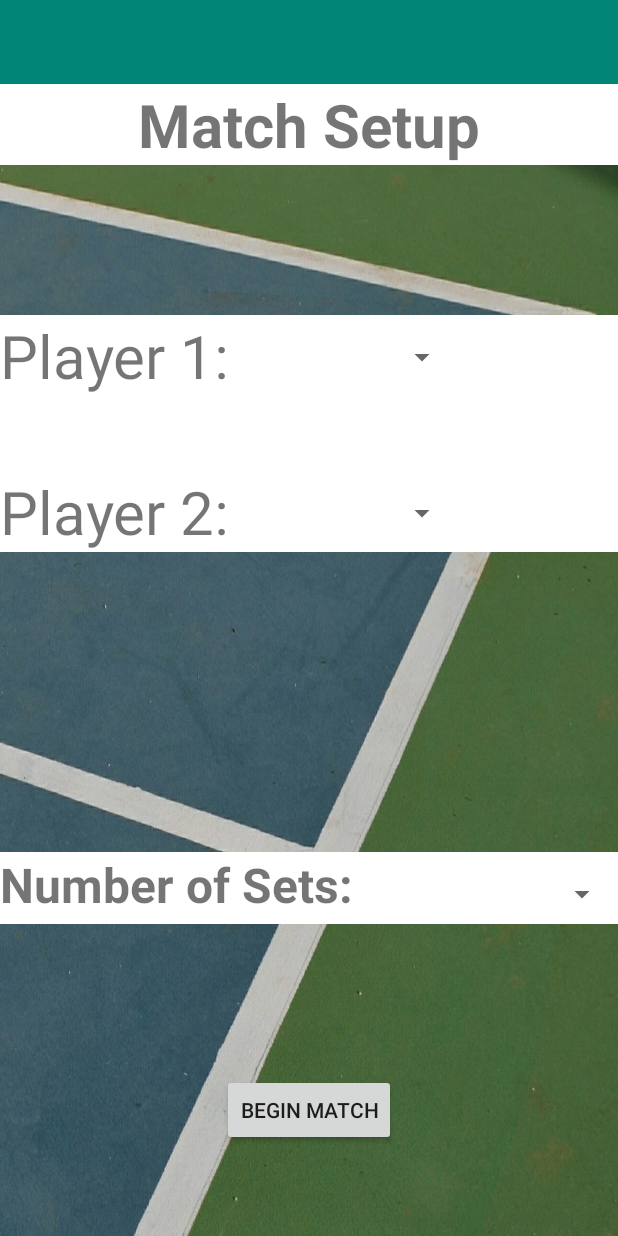
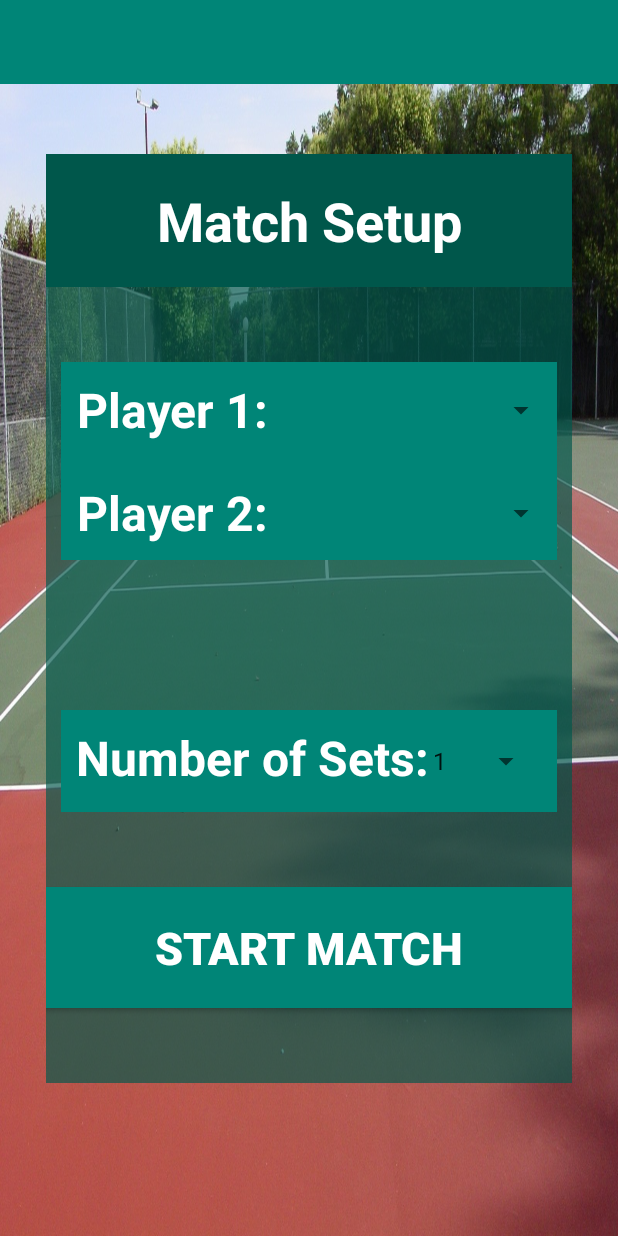
Before and after one commit to pzhang24/TennisScoreTracker, an Android app: the MatchPlayerSelectActivity screen opened directly, with no data from a screen before it, on a phone screen of 412 x 824 dp. Run offline under Robolectric (Android 15) with nearby library versions, the phone set to English and light mode, and no system bars.

Commit message:
Designed Portrait Mode UI for ActivityMatchPlayerSelect

```diff
--- a/app/src/main/java/com/example/tennisscoretracker/match/MatchScoreTrackerActivity.java
+++ b/app/src/main/java/com/example/tennisscoretracker/match/MatchScoreTrackerActivity.java
@@ -160,6 +160,11 @@ public class MatchScoreTrackerActivity extends AppCompatActivity implements Play
         configurePlayerActionFragments();
 
 
+    }
+
+    @Override
+    public void onBackPressed() {
+        displayUnsavedQuitDialog();
     }
 
     //--------------------------------------------------------------//
@@ -467,6 +472,30 @@ public class MatchScoreTrackerActivity extends AppCompatActivity implements Play
 
     }
 
+    private void displayUnsavedQuitDialog() {
+        String returnMessage = "Return To Main Menu? All Match Data Will Be Lost!";
+        AlertDialog.Builder builder = new AlertDialog.Builder(this);
+        builder.setMessage(returnMessage)
+                .setCancelable(true)
+                .setPositiveButton("Return To Main Menu", new DialogInterface.OnClickListener() {
+                    @Override
+                    public void onClick(DialogInterface dialog, int which) {
+                        //Go back to main activity
+                        Intent intent = new Intent(MatchScoreTrackerActivity.this, MainActivity.class);
+                        intent.addFlags(Intent.FLAG_ACTIVITY_CLEAR_TOP);
+                        startActivity(intent);
+                    }
+                }).setNegativeButton("Cancel", new DialogInterface.OnClickListener() {
+            @Override
+            public void onClick(DialogInterface dialog, int which) {
+                dialog.cancel();
+            }
+        });
+
+        AlertDialog alertDialog = builder.create();
+        alertDialog.show();
+    }
+
 
 
     /**
@@ -645,7 +674,7 @@ public class MatchScoreTrackerActivity extends AppCompatActivity implements Play
         AlertDialog.Builder builder = new AlertDialog.Builder(this);
         builder.setMessage(resultMessage.toString())
                 .setCancelable(false)
-                .setPositiveButton("Return to Main Menu", new DialogInterface.OnClickListener() {
+                .setPositiveButton("Return To Main Menu", new DialogInterface.OnClickListener() {
                     @Override
                     public void onClick(DialogInterface dialog, int which) {
                         //Go back to main activity
--- a/app/src/main/res/layout/activity_match_player_select.xml
+++ b/app/src/main/res/layout/activity_match_player_select.xml
@@ -4,55 +4,71 @@
     xmlns:tools="http://schemas.android.com/tools"
     android:layout_width="match_parent"
     android:layout_height="match_parent"
-    android:background="@drawable/aleksandar_kyng_tenniscourtphoto"
+    android:background="@drawable/cool_tenniscourtphoto"
     tools:context=".match_setup.MatchPlayerSelectActivity">
 
     <include
         android:id="@+id/toolbar_match_player_select"
-        layout="@layout/toolbar_main"/>
+        layout="@layout/toolbar_main" />
+
+    <LinearLayout
+        style="@style/Layout_BackgroundStyle"
+        android:layout_width="0dp"
+        android:layout_height="wrap_content"
+        app:layout_constraintWidth_percent="0.85"
+        android:orientation="vertical"
+        app:layout_constraintBottom_toBottomOf="parent"
+        app:layout_constraintEnd_toEndOf="parent"
+        app:layout_constraintStart_toStartOf="parent"
+        app:layout_constraintTop_toTopOf="parent">
+
 
         <TextView
             android:id="@+id/activity_match_player_select_SELECT_TEXTVIEW"
-        android:background="#FFFFFF"
             android:layout_width="match_parent"
             android:layout_height="wrap_content"
-        app:layout_constraintTop_toBottomOf="@id/toolbar_match_player_select"
+            style="@style/NonMainActivityTitle_TextView"
             android:text="@string/match_player_select_HEADING_TEXTVIEW"
-        android:textSize="40sp"
-        android:textAlignment="center"
-        android:textStyle="bold"
-        />
+            app:layout_constraintTop_toBottomOf="@id/toolbar_match_player_select" />
 
         <FrameLayout
+            android:id="@+id/fragment_player_select_CONTAINER1"
             android:layout_width="match_parent"
             android:layout_height="wrap_content"
-        app:layout_constraintTop_toBottomOf="@id/activity_match_player_select_SELECT_TEXTVIEW"
-        android:layout_marginTop="100dp"
-        android:id="@+id/fragment_player_select_CONTAINER1"/>
+            android:layout_marginTop="50dp"
+            android:layout_marginLeft="10dp"
+            android:layout_marginRight="10dp"
+            app:layout_constraintTop_toBottomOf="@id/activity_match_player_select_SELECT_TEXTVIEW" />
 
         <FrameLayout
+            android:id="@+id/fragment_player_select_CONTAINER2"
             android:layout_width="match_parent"
             android:layout_height="wrap_content"
-        app:layout_constraintTop_toBottomOf="@id/fragment_player_select_CONTAINER1"
-        android:layout_marginTop="100dp"
-        android:id="@+id/fragment_player_select_CONTAINER2"/>
+            android:layout_marginTop="50dp"
+            android:layout_marginLeft="10dp"
+            android:layout_marginRight="10dp"
+            app:layout_constraintTop_toBottomOf="@id/fragment_player_select_CONTAINER1" />
 
         <FrameLayout
+            android:id="@+id/fragment_player_select_CONTAINER_SETS"
             android:layout_width="match_parent"
             android:layout_height="wrap_content"
-        app:layout_constraintTop_toBottomOf="@id/fragment_player_select_CONTAINER2"
-        android:layout_marginTop="100dp"
-        android:id="@+id/fragment_player_select_CONTAINER_SETS"/>
+            android:layout_marginTop="50dp"
+            android:layout_marginLeft="10dp"
+            android:layout_marginRight="10dp"
+            app:layout_constraintTop_toBottomOf="@id/fragment_player_select_CONTAINER2" />
 
         <Button
-        android:layout_width="wrap_content"
+            android:id="@+id/activity_match_player_select_BEGIN_MATCH_BUTTON"
+            android:layout_width="500dp"
             android:layout_height="wrap_content"
-        app:layout_constraintTop_toBottomOf="@id/fragment_player_select_CONTAINER_SETS"
-        app:layout_constraintStart_toStartOf="parent"
-        app:layout_constraintEnd_toEndOf="parent"
-        android:layout_marginTop="100dp"
+            android:layout_marginTop="50dp"
+            android:layout_marginBottom="50dp"
             android:text="@string/activity_match_player_select_BUTTON_BEGIN_MATCH"
-        android:id="@+id/activity_match_player_select_BEGIN_MATCH_BUTTON"
-        />
+            android:layout_gravity="center"
+            style="@style/ActivityMatchPlayerSelect_Button"
+            app:layout_constraintTop_toBottomOf="@id/fragment_player_select_CONTAINER_SETS" />
+
+    </LinearLayout>
 
 </androidx.constraintlayout.widget.ConstraintLayout>
--- a/app/src/main/res/layout/fragment_doubles_setup.xml
+++ b/app/src/main/res/layout/fragment_doubles_setup.xml
@@ -3,7 +3,7 @@
     android:layout_width="match_parent"
     android:layout_height="match_parent"
     xmlns:app="http://schemas.android.com/apk/res-auto"
-    android:background="#FFFFFF">
+    style="@style/Fragment_player_select_Background">
 
     <TextView
         android:id="@+id/fragment_doubles_setup_Team_Name_TEXTVIEW"
@@ -13,48 +13,48 @@
         app:layout_constraintStart_toStartOf="parent"
         android:text="@string/fragment_singles_setup_Team_Name_TEXTVIEW"
         android:textAlignment="center"
-        android:textSize="40sp"
+        style="@style/Fragment_player_select_TextView"
         />
 
     <TextView
         android:id="@+id/fragment_singles_setup_Player_1_TEXTVIEW"
         android:layout_width="wrap_content"
         android:layout_height="wrap_content"
+        android:layout_marginLeft="10dp"
+        android:layout_marginStart="10dp"
         app:layout_constraintTop_toBottomOf="@id/fragment_doubles_setup_Team_Name_TEXTVIEW"
         app:layout_constraintStart_toStartOf="parent"
         android:text="@string/fragment_singles_setup_Player_1_TEXTVIEW"
-        android:textSize="40sp"
+        style="@style/Fragment_player_select_TextView"
         />
 
     <Spinner
         android:id="@+id/fragment_singles_setup_Player_1_SPINNER"
         android:layout_width="wrap_content"
         android:layout_height="wrap_content"
-        android:layout_marginStart="104dp"
-        android:layout_marginLeft="104dp"
-        android:layout_marginTop="16dp"
-        app:layout_constraintStart_toEndOf="@id/fragment_singles_setup_Player_1_TEXTVIEW"
-        app:layout_constraintTop_toTopOf="@id/fragment_singles_setup_Player_1_TEXTVIEW" />
+        app:layout_constraintEnd_toEndOf="parent"
+        app:layout_constraintTop_toTopOf="@id/fragment_singles_setup_Player_1_TEXTVIEW"
+        app:layout_constraintBottom_toBottomOf="@id/fragment_singles_setup_Player_1_TEXTVIEW"/>
 
     <TextView
         android:id="@+id/fragment_singles_setup_Player_2_TEXTVIEW"
         android:layout_width="wrap_content"
         android:layout_height="wrap_content"
-        android:layout_marginTop="50dp"
+        android:layout_marginTop="25dp"
+        android:layout_marginLeft="10dp"
+        android:layout_marginStart="10dp"
         app:layout_constraintTop_toBottomOf="@id/fragment_singles_setup_Player_1_TEXTVIEW"
         app:layout_constraintStart_toStartOf="parent"
         android:text="@string/fragment_singles_setup_Player_2_TEXTVIEW"
-        android:textSize="40sp"
+        style="@style/Fragment_player_select_TextView"
         />
 
     <Spinner
         android:id="@+id/fragment_singles_setup_Player_2_SPINNER"
         android:layout_width="wrap_content"
         android:layout_height="wrap_content"
-        android:layout_marginStart="104dp"
-        android:layout_marginLeft="104dp"
-        android:layout_marginTop="16dp"
-        app:layout_constraintStart_toEndOf="@id/fragment_singles_setup_Player_2_TEXTVIEW"
+        app:layout_constraintEnd_toEndOf="parent"
+        app:layout_constraintBottom_toBottomOf="@id/fragment_singles_setup_Player_2_TEXTVIEW"
         app:layout_constraintTop_toTopOf="@id/fragment_singles_setup_Player_2_TEXTVIEW" />
 
 
--- a/app/src/main/res/layout/fragment_number_of_sets.xml
+++ b/app/src/main/res/layout/fragment_number_of_sets.xml
@@ -1,24 +1,30 @@
 <?xml version="1.0" encoding="utf-8"?>
-<LinearLayout xmlns:android="http://schemas.android.com/apk/res/android"
-    android:orientation="horizontal" android:layout_width="match_parent"
+<androidx.constraintlayout.widget.ConstraintLayout xmlns:android="http://schemas.android.com/apk/res/android"
+    xmlns:app="http://schemas.android.com/apk/res-auto"
+    android:layout_width="match_parent"
     android:layout_height="match_parent"
-    android:background="#FFFFFF">
+    style="@style/Fragment_player_select_Background">
 
     <TextView
         android:layout_width="wrap_content"
         android:layout_height="wrap_content"
+        app:layout_constraintStart_toStartOf="parent"
+        app:layout_constraintTop_toTopOf="parent"
+        android:layout_marginLeft="10dp"
+        android:layout_marginStart="10dp"
         android:text="@string/fragment_number_of_sets_TEXT"
         android:id="@+id/fragment_number_of_sets_TEXT"
-        android:textSize="32sp"
-        android:textStyle="bold">
+        style="@style/Fragment_player_select_TextView">
     </TextView>
 
     <Spinner
         android:layout_width="wrap_content"
         android:layout_height="wrap_content"
-        android:layout_marginLeft="100dp"
-        android:layout_marginStart="100dp"
+        app:layout_constraintEnd_toEndOf="parent"
+        app:layout_constraintTop_toTopOf="@id/fragment_number_of_sets_TEXT"
+        android:layout_marginRight="10dp"
+        android:layout_marginEnd="10dp"
         android:id="@+id/fragment_number_of_sets_SPINNER" />
 
 
-</LinearLayout>
+</androidx.constraintlayout.widget.ConstraintLayout>
--- a/app/src/main/res/layout/fragment_singles_setup.xml
+++ b/app/src/main/res/layout/fragment_singles_setup.xml
@@ -2,48 +2,48 @@
 <androidx.constraintlayout.widget.ConstraintLayout xmlns:android="http://schemas.android.com/apk/res/android"
     android:layout_width="match_parent"
     android:layout_height="match_parent"
-    android:background="#FFFFFF"
+    style="@style/Fragment_player_select_Background"
     xmlns:app="http://schemas.android.com/apk/res-auto">
 
     <TextView
         android:id="@+id/fragment_singles_setup_Player_1_TEXTVIEW"
         android:layout_width="wrap_content"
         android:layout_height="wrap_content"
+        android:layout_marginLeft="10dp"
+        android:layout_marginStart="10dp"
         app:layout_constraintTop_toTopOf="parent"
         app:layout_constraintStart_toStartOf="parent"
         android:text="@string/fragment_singles_setup_Player_1_TEXTVIEW"
-        android:textSize="40sp"
+        style="@style/Fragment_player_select_TextView"
         />
 
     <Spinner
         android:id="@+id/fragment_singles_setup_Player_1_SPINNER"
         android:layout_width="wrap_content"
         android:layout_height="wrap_content"
-        android:layout_marginStart="104dp"
-        android:layout_marginLeft="104dp"
-        android:layout_marginTop="16dp"
-        app:layout_constraintStart_toEndOf="@id/fragment_singles_setup_Player_1_TEXTVIEW"
-        app:layout_constraintTop_toTopOf="@id/fragment_singles_setup_Player_1_TEXTVIEW" />
+        app:layout_constraintEnd_toEndOf="parent"
+        app:layout_constraintTop_toTopOf="@id/fragment_singles_setup_Player_1_TEXTVIEW"
+        app:layout_constraintBottom_toBottomOf="@id/fragment_singles_setup_Player_1_TEXTVIEW" />
 
     <TextView
         android:id="@+id/fragment_singles_setup_Player_2_TEXTVIEW"
         android:layout_width="wrap_content"
         android:layout_height="wrap_content"
-        android:layout_marginTop="50dp"
+        android:layout_marginTop="25dp"
+        android:layout_marginLeft="10dp"
+        android:layout_marginStart="10dp"
         app:layout_constraintTop_toBottomOf="@id/fragment_singles_setup_Player_1_TEXTVIEW"
         app:layout_constraintStart_toStartOf="parent"
         android:text="@string/fragment_singles_setup_Player_2_TEXTVIEW"
-        android:textSize="40sp"
+        style="@style/Fragment_player_select_TextView"
         />
 
     <Spinner
         android:id="@+id/fragment_singles_setup_Player_2_SPINNER"
         android:layout_width="wrap_content"
         android:layout_height="wrap_content"
-        android:layout_marginStart="104dp"
-        android:layout_marginLeft="104dp"
-        android:layout_marginTop="16dp"
-        app:layout_constraintStart_toEndOf="@id/fragment_singles_setup_Player_2_TEXTVIEW"
-        app:layout_constraintTop_toTopOf="@id/fragment_singles_setup_Player_2_TEXTVIEW" />
+        app:layout_constraintEnd_toEndOf="parent"
+        app:layout_constraintTop_toTopOf="@id/fragment_singles_setup_Player_2_TEXTVIEW"
+        app:layout_constraintBottom_toBottomOf="@id/fragment_singles_setup_Player_2_TEXTVIEW"/>
 
 </androidx.constraintlayout.widget.ConstraintLayout>
--- a/app/src/main/res/values/strings.xml
+++ b/app/src/main/res/values/strings.xml
@@ -40,7 +40,7 @@
     <string name="fragment_singles_setup_Player_2_TEXTVIEW">Player 2:</string>
     <string name="fragment_singles_setup_Team_Name_TEXTVIEW">Team PlaceHolder</string>
     <string name="fragment_number_of_sets_TEXT">Number of Sets:</string>
-    <string name="activity_match_player_select_BUTTON_BEGIN_MATCH">Begin Match</string>
+    <string name="activity_match_player_select_BUTTON_BEGIN_MATCH">Start Match</string>
     <string name="fragment_player_action_ADD_POINT_BUTTON">Add Point</string>
     <string name="fragment_player_action_ACE_BUTTON">ACE</string>
     <string name="fragment_player_action_WINNER_BUTTON">WINNER</string>
--- a/app/src/main/res/values/styles.xml
+++ b/app/src/main/res/values/styles.xml
@@ -94,6 +94,28 @@
         <item name="android:textSize">28sp</item>
     </style>
 
+    <style name="Fragment_player_select_Background">
+        <item name="android:background">@color/colorPrimary</item>
+        <item name="android:paddingTop">10dp</item>
+        <item name="android:paddingBottom">10dp</item>
+    </style>
+
+    <style name="Fragment_player_select_TextView">
+        <item name="android:textColor">#FFFFFF</item>
+        <item name="android:textSize">32sp</item>
+        <item name="android:textStyle">bold</item>
+        <item name="android:gravity">center</item>
+    </style>
+
+    <style name="ActivityMatchPlayerSelect_Button">
+        <item name="android:background">@color/colorPrimary</item>
+        <item name="android:textSize">30sp</item>
+        <item name="android:textColor">#ffffff</item>
+        <item name="android:textStyle">bold</item>
+        <item name="android:padding">20dp</item>
+    </style>
+
+
 
 
 </resources>
```
Lines whose indentation alone changed are shown as unchanged.
